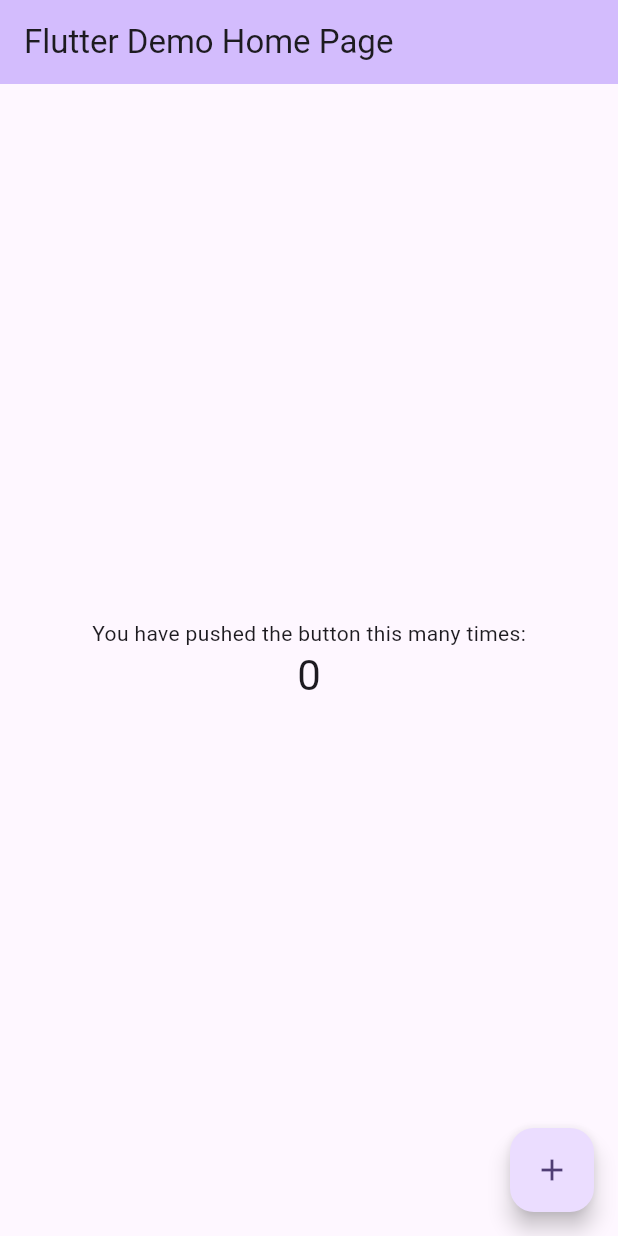
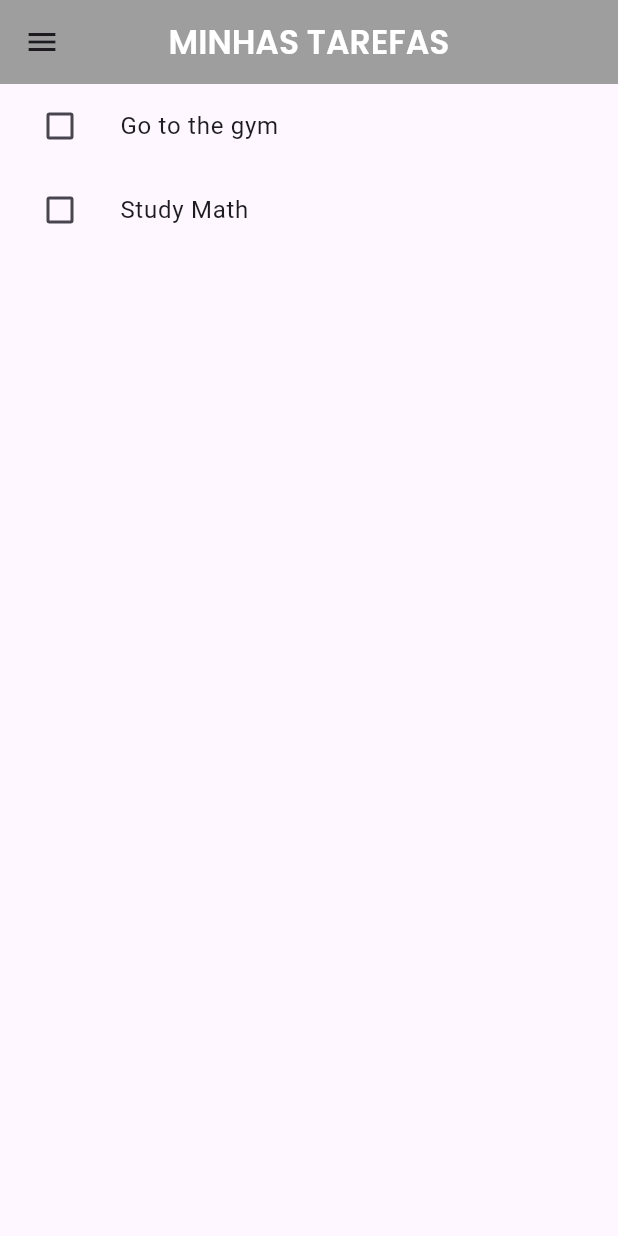
Before and after one commit to viniciuslcerqueira/ToDoApp_flutter, a Flutter app: the screen it shows after launch, on a phone screen of 412 x 824 dp. Run offline on Flutter 3.47's test engine with Material 3 defaults, Android fonts, the phone set to English and light mode, and no system bars; our stand-ins replace google_fonts.

Commit message:
add task model + task tile and modify tasks_screen

```diff
--- a/lib/main.dart
+++ b/lib/main.dart
@@ -1,122 +1,19 @@
 import 'package:flutter/material.dart';
+import 'package:todolist_app/screens/tasks_screen.dart';
 
 void main() {
-  runApp(const MyApp());
+  runApp(const App());
 }
 
-class MyApp extends StatelessWidget {
-  const MyApp({super.key});
+class App extends StatelessWidget {
+  const App({super.key});
 
-  // This widget is the root of your application.
   @override
   Widget build(BuildContext context) {
     return MaterialApp(
-      title: 'Flutter Demo',
-      theme: ThemeData(
-        // This is the theme of your application.
-        //
-        // TRY THIS: Try running your application with "flutter run". You'll see
-        // the application has a purple toolbar. Then, without quitting the app,
-        // try changing the seedColor in the colorScheme below to Colors.green
-        // and then invoke "hot reload" (save your changes or press the "hot
-        // reload" button in a Flutter-supported IDE, or press "r" if you used
-        // the command line to start the app).
-        //
-        // Notice that the counter didn't reset back to zero; the application
-        // state is not lost during the reload. To reset the state, use hot
-        // restart instead.
-        //
-        // This works for code too, not just values: Most code changes can be
-        // tested with just a hot reload.
-        colorScheme: ColorScheme.fromSeed(seedColor: Colors.deepPurple),
-      ),
-      home: const MyHomePage(title: 'Flutter Demo Home Page'),
+      debugShowCheckedModeBanner: false,
+      theme: ThemeData(),
+      home: TasksScreen(),
     );
   }
 }
-
-class MyHomePage extends StatefulWidget {
-  const MyHomePage({super.key, required this.title});
-
-  // This widget is the home page of your application. It is stateful, meaning
-  // that it has a State object (defined below) that contains fields that affect
-  // how it looks.
-
-  // This class is the configuration for the state. It holds the values (in this
-  // case the title) provided by the parent (in this case the App widget) and
-  // used by the build method of the State. Fields in a Widget subclass are
-  // always marked "final".
-
-  final String title;
-
-  @override
-  State<MyHomePage> createState() => _MyHomePageState();
-}
-
-class _MyHomePageState extends State<MyHomePage> {
-  int _counter = 0;
-
-  void _incrementCounter() {
-    setState(() {
-      // This call to setState tells the Flutter framework that something has
-      // changed in this State, which causes it to rerun the build method below
-      // so that the display can reflect the updated values. If we changed
-      // _counter without calling setState(), then the build method would not be
-      // called again, and so nothing would appear to happen.
-      _counter++;
-    });
-  }
-
-  @override
-  Widget build(BuildContext context) {
-    // This method is rerun every time setState is called, for instance as done
-    // by the _incrementCounter method above.
-    //
-    // The Flutter framework has been optimized to make rerunning build methods
-    // fast, so that you can just rebuild anything that needs updating rather
-    // than having to individually change instances of widgets.
-    return Scaffold(
-      appBar: AppBar(
-        // TRY THIS: Try changing the color here to a specific color (to
-        // Colors.amber, perhaps?) and trigger a hot reload to see the AppBar
-        // change color while the other colors stay the same.
-        backgroundColor: Theme.of(context).colorScheme.inversePrimary,
-        // Here we take the value from the MyHomePage object that was created by
-        // the App.build method, and use it to set our appbar title.
-        title: Text(widget.title),
-      ),
-      body: Center(
-        // Center is a layout widget. It takes a single child and positions it
-        // in the middle of the parent.
-        child: Column(
-          // Column is also a layout widget. It takes a list of children and
-          // arranges them vertically. By default, it sizes itself to fit its
-          // children horizontally, and tries to be as tall as its parent.
-          //
-          // Column has various properties to control how it sizes itself and
-          // how it positions its children. Here we use mainAxisAlignment to
-          // center the children vertically; the main axis here is the vertical
-          // axis because Columns are vertical (the cross axis would be
-          // horizontal).
-          //
-          // TRY THIS: Invoke "debug painting" (choose the "Toggle Debug Paint"
-          // action in the IDE, or press "p" in the console), to see the
-          // wireframe for each widget.
-          mainAxisAlignment: MainAxisAlignment.center,
-          children: <Widget>[
-            const Text('You have pushed the button this many times:'),
-            Text(
-              '$_counter',
-              style: Theme.of(context).textTheme.headlineMedium,
-            ),
-          ],
-        ),
-      ),
-      floatingActionButton: FloatingActionButton(
-        onPressed: _incrementCounter,
-        tooltip: 'Increment',
-        child: const Icon(Icons.add),
-      ), // This trailing comma makes auto-formatting nicer for build methods.
-    );
-  }
-}
--- /dev/null
+++ b/lib/models/task.dart
@@ -0,0 +1,6 @@
+class Task {
+  Task({required this.title, required this.isDone});
+
+  String title;
+  bool isDone;
+}
--- a/lib/screens/tasks_screen.dart
+++ b/lib/screens/tasks_screen.dart
@@ -0,0 +1,50 @@
+import 'package:flutter/material.dart';
+import 'package:google_fonts/google_fonts.dart';
+import 'package:todolist_app/widgets/task_tile.dart';
+import 'package:todolist_app/models/task.dart';
+
+class TasksScreen extends StatefulWidget {
+  const TasksScreen({super.key});
+
+  @override
+  State<TasksScreen> createState() => _TasksScreenState();
+}
+
+class _TasksScreenState extends State<TasksScreen> {
+  List<Task> tasksList = [
+    Task(title: "Go to the gym", isDone: false),
+    Task(title: "Study Math", isDone: false),
+  ];
+
+  @override
+  Widget build(BuildContext context) {
+    return Scaffold(
+      appBar: AppBar(
+        elevation: 0,
+        backgroundColor: Colors.grey,
+        centerTitle: true,
+        title: Text(
+          'MINHAS TAREFAS',
+          style: GoogleFonts.poppins(
+            textStyle: TextStyle(
+              fontSize: 22,
+              fontWeight: FontWeight.w600,
+              color: Colors.white,
+            ),
+          ),
+        ),
+      ),
+      drawer: Drawer(),
+      body: ListView.builder(
+        itemCount: tasksList.length,
+        itemBuilder:
+            (context, index) => TaskTile(
+              task: tasksList[index],
+              onChanged: (newValue) {
+                tasksList[index].isDone = newValue!;
+              },
+            ),
+      ),
+    );
+  }
+}
--- /dev/null
+++ b/lib/widgets/task_tile.dart
@@ -0,0 +1,26 @@
+import 'package:flutter/material.dart';
+import 'package:todolist_app/models/task.dart';
+
+class TaskTile extends StatelessWidget {
+  const TaskTile({super.key, required this.task, required this.onChanged});
+
+  final Task task;
+  final Function(bool?) onChanged;
+
+  @override
+  Widget build(BuildContext context) {
+    return ListTile(
+      onTap: () {
+        onChanged(!task.isDone);
+      },
+      title: Text(
+        task.title,
+        style: TextStyle(
+          decoration:
+              task.isDone ? TextDecoration.lineThrough : TextDecoration.none,
+        ),
+      ),
+      leading: Checkbox(value: task.isDone, onChanged: onChanged),
+    );
+  }
+}
--- a/pubspec.yaml
+++ b/pubspec.yaml
@@ -34,6 +34,7 @@ dependencies:
   # The following adds the Cupertino Icons font to your application.
   # Use with the CupertinoIcons class for iOS style icons.
   cupertino_icons: ^1.0.8
+  google_fonts: ^6.2.1
 
 dev_dependencies:
   flutter_test:
```
Also changed, not shown: pubspec.lock, 10 other files.
